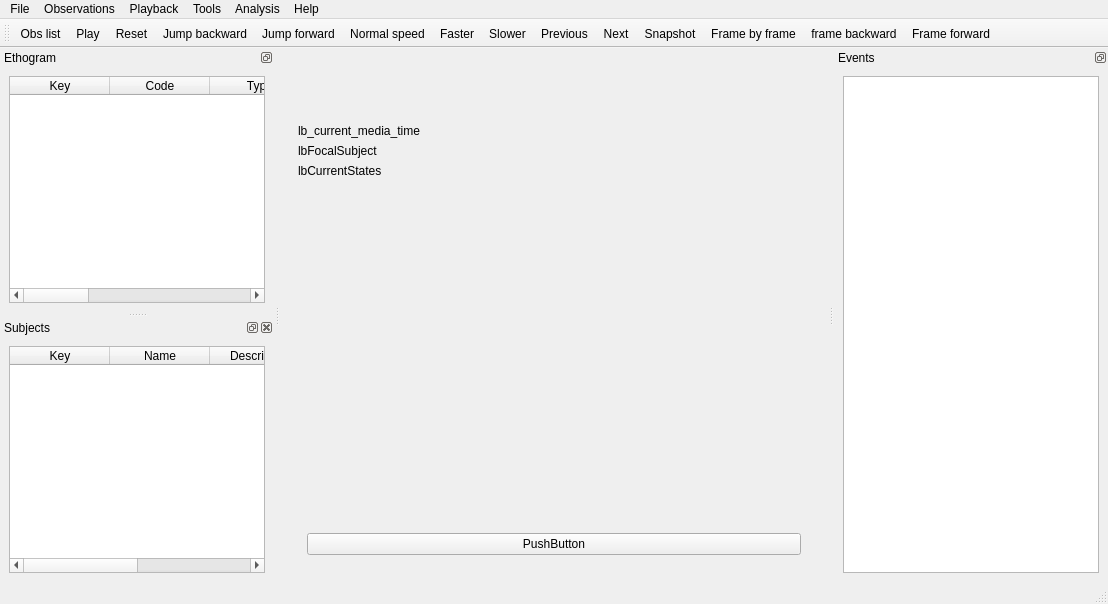
Before: the Qt Designer form boris.ui in olivierfriard/BORIS, drawn with Qt 5.
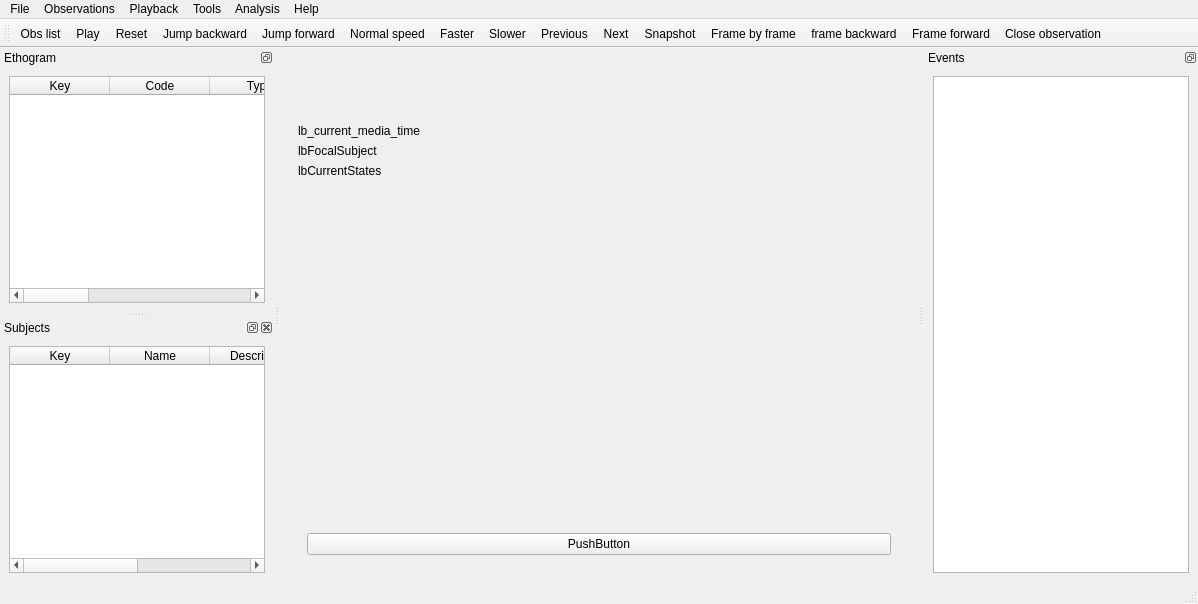
After: the same form once the commit is applied.

Commit message: added 'close observation' button

Diff of the .ui file:
```diff
--- a/boris.ui
+++ b/boris.ui
@@ -6,7 +6,7 @@
    <rect>
     <x>0</x>
     <y>0</y>
-    <width>1108</width>
+    <width>1198</width>
     <height>604</height>
    </rect>
   </property>
@@ -129,7 +129,7 @@
     <rect>
      <x>0</x>
      <y>0</y>
-     <width>1108</width>
+     <width>1198</width>
      <height>22</height>
     </rect>
    </property>
@@ -351,6 +351,7 @@
    <addaction name="actionFrame_by_frame"/>
    <addaction name="actionFrame_backward"/>
    <addaction name="actionFrame_forward"/>
+   <addaction name="actionCloseObs"/>
   </widget>
   <widget class="QDockWidget" name="dwEthogram">
    <property name="floating">
@@ -1246,6 +1247,14 @@
     <string>JWatcher</string>
    </property>
   </action>
+  <action name="actionCloseObs">
+   <property name="enabled">
+    <bool>true</bool>
+   </property>
+   <property name="text">
+    <string>Close observation</string>
+   </property>
+  </action>
  </widget>
  <resources/>
  <connections/>
```
The commit also changes 6 other files.
